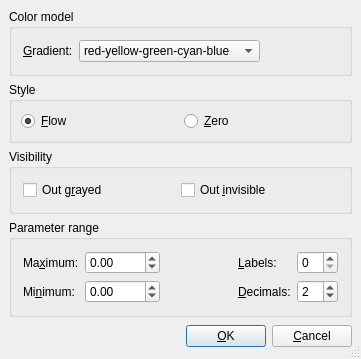
This is src/Gui/DlgSettingsColorGradient.ui in berndhahnebach/All_FreeCAD as Qt 5 draws it before an edit. The edited form follows.
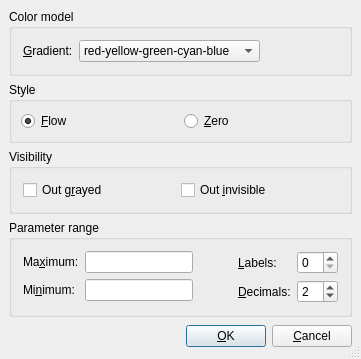
This is the edited form.

Commit message: + move close document command to File menu + color bar stuff + add option to go to end in report view + bug fixed in mesh Inventor node

Diff of the .ui file:
```diff
--- a/src/Gui/DlgSettingsColorGradient.ui
+++ b/src/Gui/DlgSettingsColorGradient.ui
@@ -268,30 +268,10 @@
          <number>6</number>
         </property>
         <item row="0" column="1" >
-         <widget class="QDoubleSpinBox" name="floatSpinBoxMax" >
-          <property name="maximum" >
-           <double>1000</double>
-          </property>
-          <property name="minimum" >
-           <double>-1000</double>
-          </property>
-          <property name="singleStep" >
-           <double>0.01</double>
-          </property>
-         </widget>
+         <widget class="QLineEdit" name="floatSpinBoxMax" />
         </item>
         <item row="1" column="1" >
-         <widget class="QDoubleSpinBox" name="floatSpinBoxMin" >
-          <property name="maximum" >
-           <double>1000</double>
-          </property>
-          <property name="minimum" >
-           <double>-1000</double>
-          </property>
-          <property name="singleStep" >
-           <double>0.01</double>
-          </property>
-         </widget>
+         <widget class="QLineEdit" name="floatSpinBoxMin" />
         </item>
         <item row="1" column="0" >
          <widget class="QLabel" name="textLabelMin" >
```
The commit also changes 6 other files.
